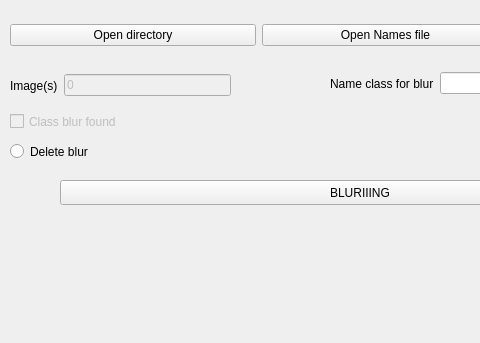
Above: mainwindow.ui from MaksS7/Bluring before the change; both pictures show x 0 to 480 and y 0 to 343 of the 775 by 343 pixel window. Below: the same form after it.
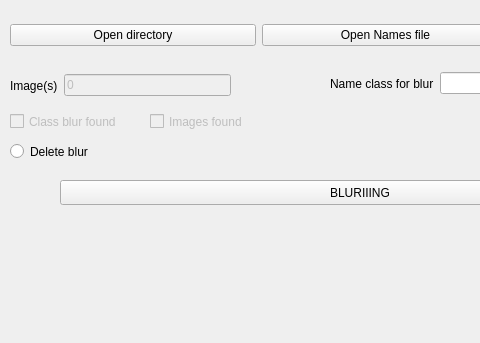
That is the form after the change.

Patch:
```diff
--- a/mainwindow.ui
+++ b/mainwindow.ui
@@ -212,6 +212,28 @@
      </item>
     </layout>
    </widget>
+   <widget class="QCheckBox" name="cbImagesFound">
+    <property name="enabled">
+     <bool>false</bool>
+    </property>
+    <property name="geometry">
+     <rect>
+      <x>150</x>
+      <y>110</y>
+      <width>135</width>
+      <height>23</height>
+     </rect>
+    </property>
+    <property name="toolTip">
+     <string>Indicates whether a class for blurring was found</string>
+    </property>
+    <property name="text">
+     <string>Images found</string>
+    </property>
+    <property name="checkable">
+     <bool>true</bool>
+    </property>
+   </widget>
   </widget>
   <widget class="QMenuBar" name="menubar">
    <property name="geometry">
```
